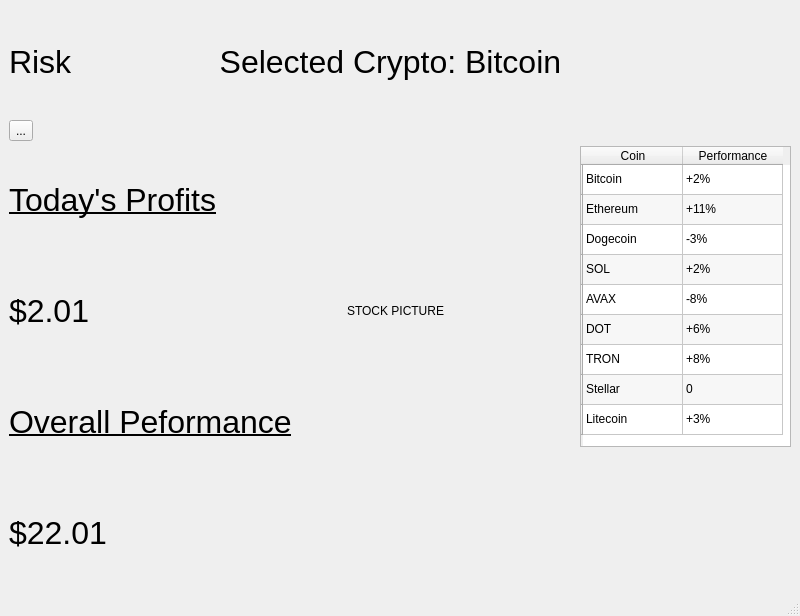
Before: the Qt Designer form StartScreen.ui in asmithie13/BitBlitz, drawn with Qt 5.
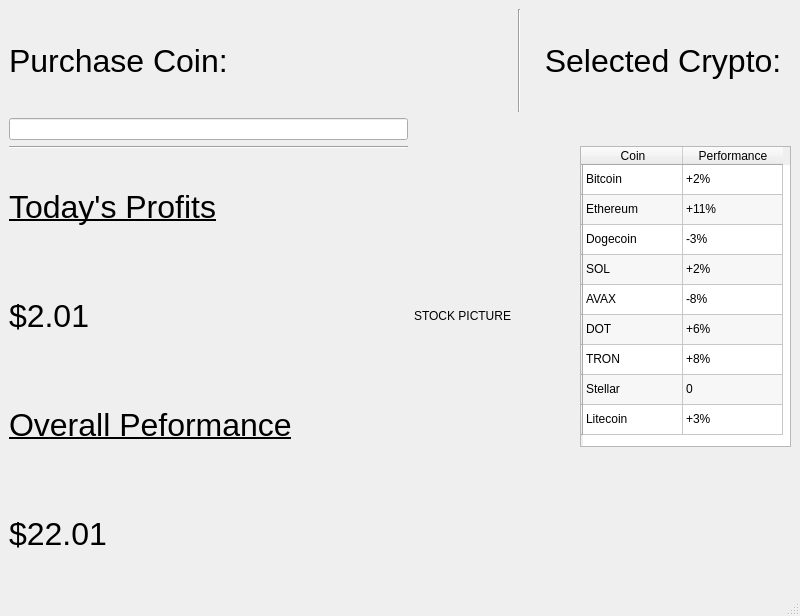
After: the same form once the commit is applied.

Commit message: Updated functionality to select desired coin and have results shown.

Diff of the .ui file:
```diff
--- a/StartScreen.ui
+++ b/StartScreen.ui
@@ -24,11 +24,11 @@
        </font>
       </property>
       <property name="text">
-       <string>Risk</string>
+       <string>Purchase Coin:</string>
       </property>
      </widget>
     </item>
-    <item row="0" column="1" colspan="3">
+    <item row="0" column="3" colspan="3">
      <widget class="QLabel" name="label">
       <property name="font">
        <font>
@@ -37,18 +37,11 @@
        </font>
       </property>
       <property name="text">
-       <string>            Selected Crypto: Bitcoin</string>
+       <string>  Selected Crypto: </string>
       </property>
      </widget>
     </item>
-    <item row="1" column="0">
-     <widget class="QToolButton" name="toolButton">
-      <property name="text">
-       <string>...</string>
-      </property>
-     </widget>
-    </item>
-    <item row="1" column="3" rowspan="4">
+    <item row="1" column="5" rowspan="5">
      <widget class="QTableWidget" name="tableWidget">
       <property name="sizePolicy">
        <sizepolicy hsizetype="Fixed" vsizetype="Fixed">
@@ -221,21 +214,7 @@
       </item>
      </widget>
     </item>
-    <item row="2" column="0" colspan="2">
-     <widget class="QLabel" name="label_4">
-      <property name="font">
-       <font>
-        <family>Arial</family>
-        <pointsize>24</pointsize>
-        <underline>true</underline>
-       </font>
-      </property>
-      <property name="text">
-       <string>Today's Profits</string>
-      </property>
-     </widget>
-    </item>
-    <item row="3" column="0">
+    <item row="4" column="0">
      <widget class="QLabel" name="label_5">
       <property name="font">
        <font>
@@ -248,8 +227,8 @@
       </property>
      </widget>
     </item>
-    <item row="4" column="0" colspan="2">
-     <widget class="QLabel" name="label_6">
+    <item row="3" column="0" colspan="4">
+     <widget class="QLabel" name="label_4">
       <property name="font">
        <font>
         <family>Arial</family>
@@ -258,11 +237,11 @@
        </font>
       </property>
       <property name="text">
-       <string>Overall Peformance</string>
+       <string>Today's Profits</string>
       </property>
      </widget>
     </item>
-    <item row="5" column="0">
+    <item row="6" column="0">
      <widget class="QLabel" name="label_7">
       <property name="font">
        <font>
@@ -275,13 +254,44 @@
       </property>
      </widget>
     </item>
-    <item row="3" column="2">
+    <item row="5" column="0" colspan="4">
+     <widget class="QLabel" name="label_6">
+      <property name="font">
+       <font>
+        <family>Arial</family>
+        <pointsize>24</pointsize>
+        <underline>true</underline>
+       </font>
+      </property>
+      <property name="text">
+       <string>Overall Peformance</string>
+      </property>
+     </widget>
+    </item>
+    <item row="1" column="0">
+     <widget class="QLineEdit" name="lineEdit"/>
+    </item>
+    <item row="4" column="1">
      <widget class="QLabel" name="label_2">
       <property name="text">
        <string>STOCK PICTURE</string>
       </property>
      </widget>
     </item>
+    <item row="0" column="2">
+     <widget class="Line" name="line">
+      <property name="orientation">
+       <enum>Qt::Vertical</enum>
+      </property>
+     </widget>
+    </item>
+    <item row="2" column="0">
+     <widget class="Line" name="line_2">
+      <property name="orientation">
+       <enum>Qt::Horizontal</enum>
+      </property>
+     </widget>
+    </item>
    </layout>
   </widget>
   <widget class="QMenuBar" name="menubar">
```
The commit also changes 5 other files.
